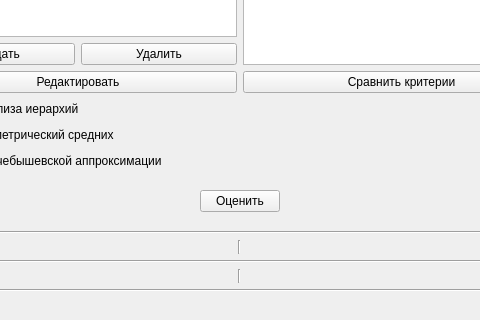
Qt form trunk/core/src/ui/StartMenu.ui (braubergiag/decision-models) before a commit; both pictures show x 296 to 776 and y 559 to 879 of the 1065 by 879 pixel window.
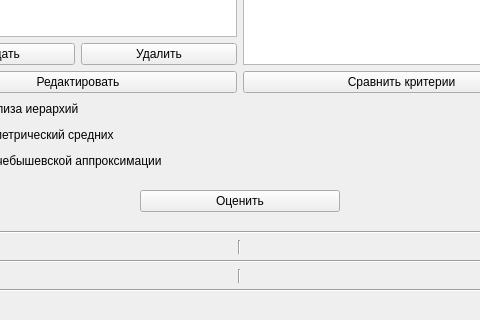
The same form after that commit.

Patch:
```diff
--- a/trunk/core/src/ui/StartMenu.ui
+++ b/trunk/core/src/ui/StartMenu.ui
@@ -154,7 +154,7 @@
            <widget class="QPushButton" name="estimateButton">
             <property name="minimumSize">
              <size>
-              <width>0</width>
+              <width>200</width>
               <height>0</height>
              </size>
             </property>
```
